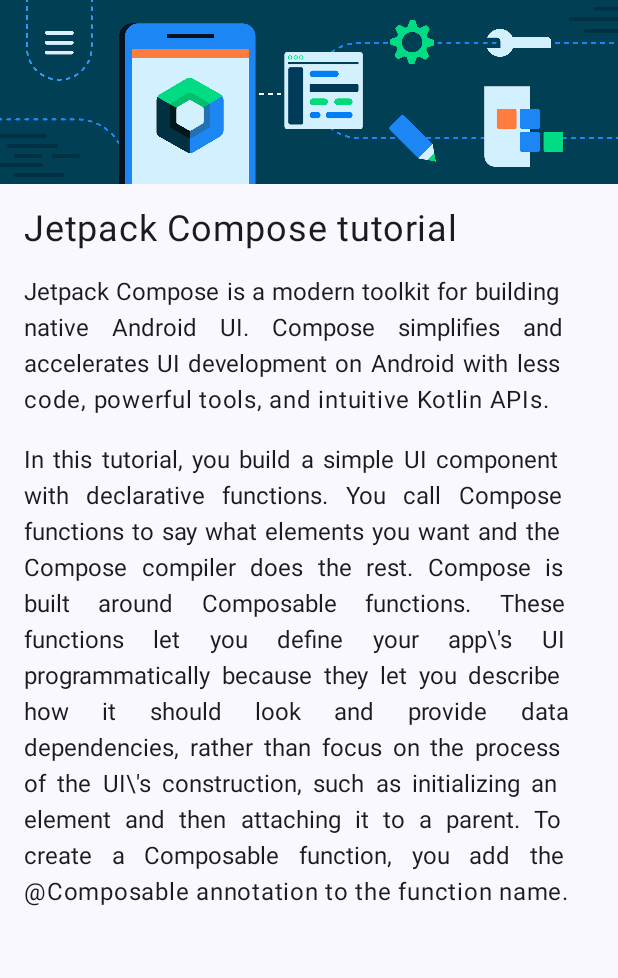
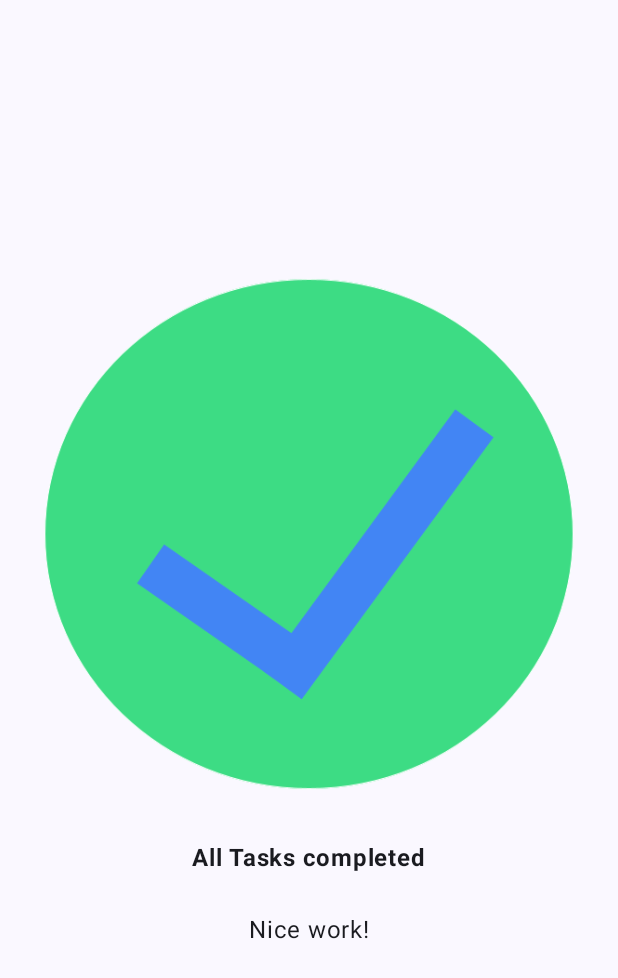
Before and after one commit to mattylaruccia-blip/Ejercicios-jetpack, an Android app built with Jetpack Compose: the screen it shows after launch (MainActivity), on a phone screen of 412 x 824 dp. Shown: the top 978 px of the screen. Run offline under Robolectric (Android 15) with nearby library versions, the phone set to English and light mode, and no system bars.

Commit message:
change: Reemplazado el codigo del main para el ejercicio de tareas completadas

```diff
--- a/app/src/main/java/com/example/jetpacktutorial/MainActivity.kt
+++ b/app/src/main/java/com/example/jetpacktutorial/MainActivity.kt
@@ -27,6 +27,7 @@ import androidx.compose.foundation.layout.Box
 import androidx.compose.foundation.layout.fillMaxWidth
 import androidx.compose.ui.layout.ContentScale
 import androidx.compose.ui.res.stringResource
+import androidx.compose.ui.text.font.FontWeight
 import com.example.jetpacktutorial.ui.theme.JetpackTutorialTheme
 
 class MainActivity : ComponentActivity() {
@@ -38,9 +39,7 @@ class MainActivity : ComponentActivity() {
                     modifier = Modifier.fillMaxSize(),
                     color = MaterialTheme.colorScheme.background
                 ){
-                    GreetingImage(stringResource(R.string.jetpack_title_text),
-                        stringResource(R.string.jetpack_body1_text), stringResource(R.string.jetpack_body2_text)
-                    )
+                    GreetingImage("All Tasks completed", "Nice work!")
                 }
             }
         }
@@ -49,25 +48,18 @@ class MainActivity : ComponentActivity() {
 
 
 @Composable
-fun GreetingText(title: String, body1: String, body2: String, modifier: Modifier = Modifier){
+fun GreetingText( body1: String, body2: String, modifier: Modifier = Modifier){
     Column(modifier){
         Text(
-            text = title,
-            fontSize = 24.sp,
+            text = body1,
+            fontWeight = FontWeight.Bold,
             modifier = Modifier
-                .padding(16.dp)
-                //.align(alignment = Alignment.CenterHorizontally)
-        )
-        Text(
-            text = body1,
-            textAlign = TextAlign.Justify,
-            modifier = Modifier
-                .padding(16.dp, 0.dp, 16.dp)
+                .padding(0.dp, 24.dp, 0.dp, 8.dp)
                 .align(alignment = Alignment.CenterHorizontally)
         )
         Text(
             text = body2,
-            textAlign = TextAlign.Justify,
+            fontSize = 16.sp,
             modifier = Modifier
                 .padding(16.dp)
                 .align(alignment = Alignment.CenterHorizontally)
@@ -77,16 +69,21 @@ fun GreetingText(title: String, body1: String, body2: String, modifier: Modifier
 }
 
 @Composable
-fun GreetingImage(title: String, body1: String, body2: String, modifier: Modifier = Modifier){
-    val image = painterResource(R.drawable.bg_compose_background)
-    Column(modifier) {
+fun GreetingImage(body1: String, body2: String, modifier: Modifier = Modifier){
+    val image = painterResource(R.drawable.ic_task_completed)
+    Column(
+        modifier = modifier
+            .fillMaxSize()
+            .padding(16.dp),
+        verticalArrangement = Arrangement.Center,
+        horizontalAlignment = Alignment.CenterHorizontally
+    ) {
         Image(
             painter = image,
             contentDescription = null,
 
         )
         GreetingText(
-            title = title,
             body1 = body1,
             body2 = body2
         )
@@ -98,7 +95,7 @@ fun GreetingImage(title: String, body1: String, body2: String, modifier: Modifie
 fun GreetingPreview() {
     JetpackTutorialTheme {
         GreetingText(stringResource(R.string.jetpack_title_text),
-            stringResource(R.string.jetpack_body1_text), stringResource(R.string.jetpack_body2_text)
+            stringResource(R.string.jetpack_body1_text)
         )
     }
 }
```
Also changed, not shown: app/src/main/res/drawable-nodpi/ic_task_completed.png (added).
